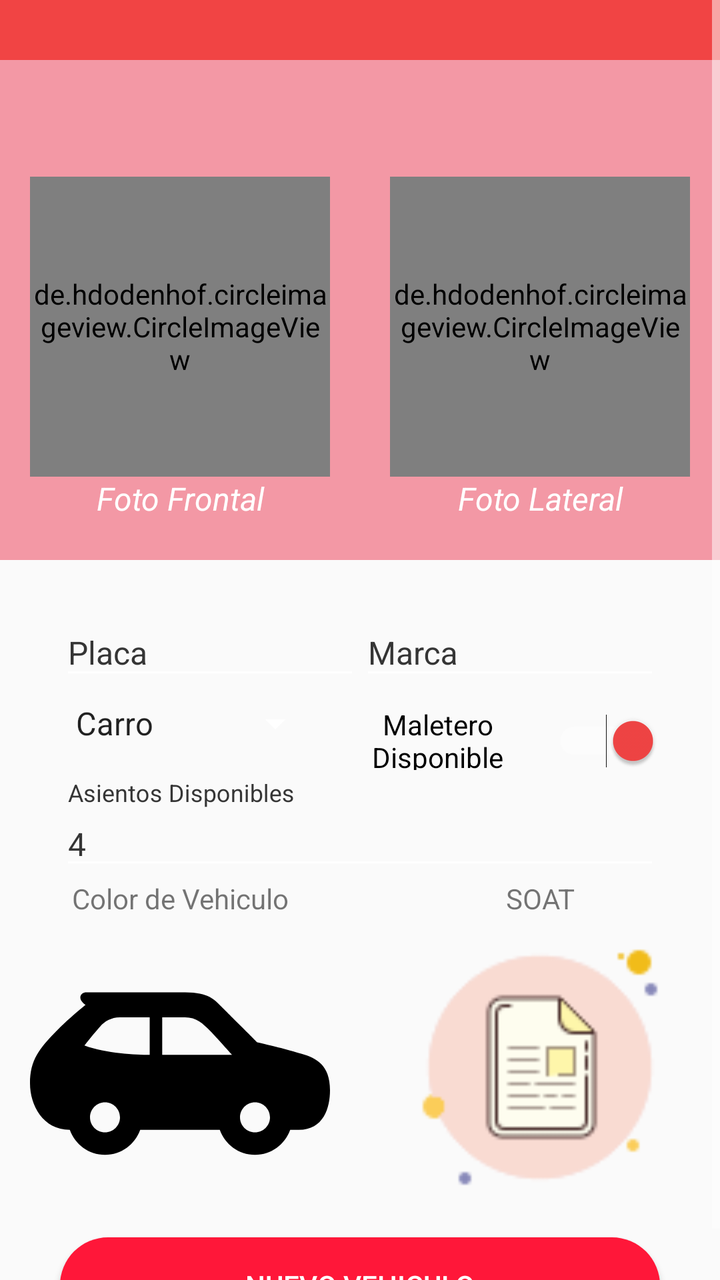
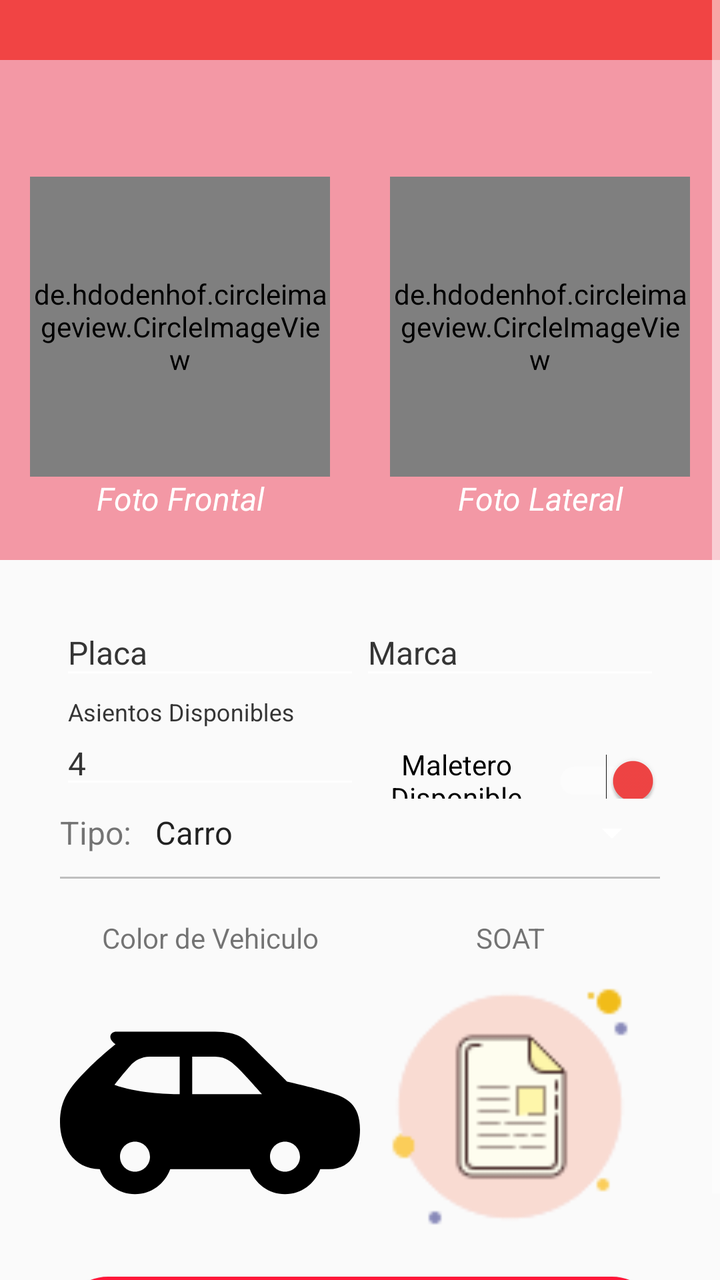

Compare the two renders of this Android layout. The source of the first and the diff that turns it into the second are given below.
<!-- AndroidManifest.xml: application theme Theme.ToonsConductor -->
<!-- res/layout/activity_add_car.xml -->
<?xml version="1.0" encoding="utf-8"?>
<androidx.constraintlayout.widget.ConstraintLayout xmlns:android="http://schemas.android.com/apk/res/android"
    xmlns:app="http://schemas.android.com/apk/res-auto"
    xmlns:tools="http://schemas.android.com/tools"
    android:layout_width="match_parent"
    android:layout_height="match_parent"
    tools:context=".activitys.profileActivity.ProfileActivity">

    <com.google.android.material.appbar.AppBarLayout
        android:layout_width="match_parent"
        android:layout_height="wrap_content">
        <androidx.appcompat.widget.Toolbar
            android:id="@+id/toolbar"
            android:layout_width="match_parent"
            android:layout_height="wrap_content" />
    </com.google.android.material.appbar.AppBarLayout>
    <ScrollView
        android:layout_width="match_parent"
        android:layout_height="match_parent">
        <LinearLayout
            android:layout_width="match_parent"
            android:layout_height="match_parent"
            android:orientation="vertical">
            <FrameLayout
                android:layout_width="match_parent"
                android:layout_marginTop="30dp"
                android:layout_height="250dp">

                <View
                    android:layout_width="match_parent"
                    android:layout_height="match_parent"
                    android:background="@color/red_claro" />

                <LinearLayout
                    android:layout_width="match_parent"
                    android:layout_height="match_parent"
                    android:layout_marginBottom="20dp"
                    android:gravity="bottom"
                    android:layout_gravity="bottom"
                    android:orientation="horizontal">

                    <LinearLayout
                        android:layout_width="wrap_content"
                        android:layout_height="wrap_content"
                        android:layout_weight="1"
                        android:orientation="vertical">

                        <de.hdodenhof.circleimageview.CircleImageView
                            android:id="@+id/circleImageFotoFrontal"
                            android:layout_width="150dp"
                            android:layout_height="150dp"
                            android:src="@drawable/baseline_directions_car_24"
                            app:civ_border_width="3dp"
                            app:civ_border_color="@color/white"
                            android:layout_gravity="bottom|center"
                            />

                        <TextView
                            android:id="@+id/textViewEmail"
                            android:layout_width="match_parent"
                            android:layout_height="wrap_content"
                            android:text="Foto Frontal"
                            android:textColor="@color/white"
                            android:layout_gravity="bottom"
                            android:gravity="center"
                            android:textStyle="italic"
                            android:textSize="16sp" />
                    </LinearLayout>

                    <LinearLayout
                        android:layout_width="wrap_content"
                        android:layout_height="wrap_content"
                        android:layout_weight="1"
                        android:orientation="vertical">

                        <de.hdodenhof.circleimageview.CircleImageView
                            android:id="@+id/circleImageFotoLateral"
                            android:layout_width="150dp"
                            android:layout_height="150dp"
                            android:src="@drawable/ic_paralel_car_write"
                            app:civ_border_width="3dp"
                            app:civ_border_color="@color/white"
                            android:layout_gravity="bottom|center"
                            />

                        <TextView
                            android:layout_width="match_parent"
                            android:layout_height="wrap_content"
                            android:text="Foto Lateral"
                            android:textColor="@color/white"
                            android:layout_gravity="bottom"
                            android:gravity="center"
                            android:textStyle="italic"
                            android:textSize="16sp" />
                    </LinearLayout>

                </LinearLayout>

            </FrameLayout>

            <LinearLayout
                android:layout_width="match_parent"
                android:layout_height="match_parent"
                android:orientation="vertical"
                app:layout_behavior="@string/appbar_scrolling_view_behavior">

                <LinearLayout
                    android:layout_width="match_parent"
                    android:layout_height="wrap_content"
                    android:layout_marginLeft="30dp"
                    android:layout_marginRight="30dp"
                    android:layout_marginTop="15dp"
                    android:orientation="horizontal">


                    <com.google.android.material.textfield.TextInputLayout
                        android:layout_width="wrap_content"
                        android:layout_height="wrap_content"
                        style="@style/EditTextGrey"
                        android:layout_weight="2"
                        app:hintTextColor="@color/grey_dark"
                        app:startIconTint="@color/grey_dark">

                        <com.google.android.material.textfield.TextInputEditText
                            android:id="@+id/textFieldPlaca"
                            android:layout_width="match_parent"
                            android:layout_height="wrap_content"
                            android:hint="Placa"
                            android:textColorHint="@color/grey_dark"
                            android:inputType="textCapWords"
                            android:textSize="16sp"
                            android:textColor="@color/grey_dark" />


                    </com.google.android.material.textfield.TextInputLayout>

                    <com.google.android.material.textfield.TextInputLayout
                        android:layout_width="wrap_content"
                        android:layout_height="wrap_content"
                        style="@style/EditTextGrey"
                        android:layout_weight="2"
                        app:hintTextColor="@color/grey_dark"
                        app:startIconTint="@color/grey_dark">

                        <com.google.android.material.textfield.TextInputEditText
                            android:id="@+id/textFielMarca"
                            android:layout_width="match_parent"
                            android:layout_height="wrap_content"
                            android:hint="Marca"
                            android:textColorHint="@color/grey_dark"
                            android:inputType="textCapWords"
                            android:textSize="16sp"
                            android:textColor="@color/grey_dark" />
                    </com.google.android.material.textfield.TextInputLayout>

                </LinearLayout>

                <LinearLayout
                    android:layout_width="match_parent"
                    android:layout_height="wrap_content"
                    android:layout_marginLeft="30dp"
                    android:layout_marginRight="30dp"
                    android:layout_marginTop="5dp"
                    android:orientation="horizontal">





                    <Spinner
                        android:id="@+id/spinner"
                        android:layout_weight="1"
                        android:layout_width="wrap_content"
                        android:entries="@array/tipoVehiculos"
                        android:layout_height="wrap_content" />

                    <Switch
                        android:id="@+id/switchMaletero"
                        android:checked="true"
                        android:layout_weight="1"
                        android:gravity="center"
                        android:layout_width="wrap_content"
                        android:layout_height="wrap_content"
                        android:thumbTint="@color/colorThumb"
                        android:text="Maletero Disponible" />

                </LinearLayout>


                <com.google.android.material.textfield.TextInputLayout
                    android:layout_width="match_parent"
                    android:layout_height="wrap_content"
                    style="@style/EditTextGrey"
                    android:layout_marginLeft="30dp"
                    android:layout_marginRight="30dp"
                    android:layout_marginTop="5dp"
                    app:hintTextColor="@color/grey_dark"
                    app:startIconTint="@color/grey_dark">

                    <com.google.android.material.textfield.TextInputEditText
                        android:id="@+id/textFielAsisentos"
                        android:layout_width="match_parent"
                        android:layout_height="wrap_content"
                        android:hint="Asientos Disponibles"
                        android:textColorHint="@color/grey_dark"
                        android:inputType="number"
                        android:text="4"
                        android:textSize="16sp"
                        android:textColor="@color/grey_dark" />
                </com.google.android.material.textfield.TextInputLayout>



                <LinearLayout
                    android:layout_width="match_parent"
                    android:layout_height="match_parent"
                    android:orientation="horizontal">

                    <LinearLayout
                        android:layout_width="wrap_content"
                        android:layout_height="wrap_content"
                        android:layout_weight="1"
                        android:orientation="vertical">

                        <TextView

                            android:gravity="center"
                            android:layout_width="match_parent"
                            android:layout_height="wrap_content"
                            android:text="@string/ColorVehiculo" />

                        <ImageView
                            android:layout_gravity="center"
                            android:id="@+id/imageView_car_color"
                            android:layout_width="150dp"
                            android:layout_height="150dp"
                            app:srcCompat="@drawable/ic_paralel_car" />
                    </LinearLayout>

                    <LinearLayout
                        android:layout_width="wrap_content"
                        android:layout_height="wrap_content"
                        android:layout_weight="1"
                        android:orientation="vertical">

                        <TextView
                            android:layout_gravity="center"
                            android:gravity="center"

                            android:layout_width="match_parent"
                            android:layout_height="wrap_content"
                            android:text="SOAT" />

                        <ImageView
                            android:id="@+id/imageView_document_SOAT"
                            android:layout_gravity="center"
                            android:layout_width="150dp"
                            android:layout_height="150dp"
                            app:srcCompat="@drawable/ic_document" />
                    </LinearLayout>


                </LinearLayout>

            </LinearLayout>

            <Button
                android:id="@+id/btnUpdate"
                android:layout_width="match_parent"
                android:layout_height="wrap_content"
                android:layout_marginRight="30dp"
                android:layout_marginLeft="30dp"
                android:text="nuevo vehiculo"
                android:layout_marginTop="10dp"
                android:background="@drawable/rounded_button"
                android:textColor="@color/white" />

        </LinearLayout>


    </ScrollView>



</androidx.constraintlayout.widget.ConstraintLayout>
<!-- resources referenced by this layout -->
<resources>
  <array name="tipoVehiculos">
          <item>Carro</item>
          <item>Moto</item>
          <item>Camioneta</item>
          <item>Bus</item>
      </array>
  <color name="colorThumb">#EEF13737</color>
  <color name="grey_dark">#353535</color>
  <color name="red_claro">#F398A5</color>
  <color name="white">#FFFFFFFF</color>
  <!-- drawable baseline_directions_car_24 (drawable) -->
  <vector android:height="24dp" android:tint="#FFFFFF"
      android:viewportHeight="24" android:viewportWidth="24"
      android:width="24dp" xmlns:android="http://schemas.android.com/apk/res/android">
      <path android:fillColor="@android:color/white" android:pathData="M18.92,6.01C18.72,5.42 18.16,5 17.5,5h-11c-0.66,0 -1.21,0.42 -1.42,1.01L3,12v8c0,0.55 0.45,1 1,1h1c0.55,0 1,-0.45 1,-1v-1h12v1c0,0.55 0.45,1 1,1h1c0.55,0 1,-0.45 1,-1v-8l-2.08,-5.99zM6.5,16c-0.83,0 -1.5,-0.67 -1.5,-1.5S5.67,13 6.5,13s1.5,0.67 1.5,1.5S7.33,16 6.5,16zM17.5,16c-0.83,0 -1.5,-0.67 -1.5,-1.5s0.67,-1.5 1.5,-1.5 1.5,0.67 1.5,1.5 -0.67,1.5 -1.5,1.5zM5,11l1.5,-4.5h11L19,11L5,11z"/>
  </vector>
  <!-- drawable rounded_button (drawable) -->
  <?xml version="1.0" encoding="utf-8"?>
  <shape
      xmlns:android="http://schemas.android.com/apk/res/android">
  
      <corners android:radius="50dp" />
      <solid android:color="@color/red" />
  
  </shape>
  <string name="ColorVehiculo">Color de Vehiculo</string>
  <style name="EditTextGrey" parent="TextAppearance.AppCompat">
          <item name="colorControlNormal">@color/grey_dark</item>
          <item name="colorControlActivated">@color/grey_dark</item>
          <item name="colorControlHighlight">@color/grey_dark</item>
          <item name="android:textColorHint">@color/grey_dark</item>
          <item name="colorAccent">@color/grey_dark</item>
          <item name="android:textColorPrimary">@color/grey_dark</item>
          <item name="colorSecondary">@color/grey_dark</item>
          <item name="colorOnPrimary">@color/grey_dark</item>
      </style>
  <style name="Theme.ToonsConductor" parent="Base.Theme.ToonsConductor" />
  <color name="red">#FF1739</color>
  <style name="Base.Theme.ToonsConductor" parent="Theme.AppCompat.Light.NoActionBar">
          
          <item name="colorPrimary">@color/rojo</item>
          <item name="colorPrimaryVariant">@color/white</item>
          <item name="colorOnPrimary">@color/white</item>
          
          <item name="colorSecondary">@color/black</item>
          <item name="colorSecondaryVariant">@color/rojo</item>
          <item name="colorOnSecondary">@color/black</item>
  
          <item name="android:statusBarColor">?attr/colorPrimary</item>
          <item name="colorControlNormal">@color/white</item>
          <item name="colorControlActivated">@color/white</item>
          <item name="colorControlHighlight">@color/white</item>
          <item name="android:textColorHint">@color/white</item>
          <item name="android:progressBarStyle">@style/CustomProgressBar</item>
  
      </style>
  <color name="rojo">#EEF13737</color>
  <color name="black">#FF000000</color>
  <style name="CustomProgressBar" parent="@android:style/Widget.ProgressBar">
          <item name="android:backgroundTint">@color/red</item>
      </style>
  <!-- unchanged entries left out for length: 3 -->
</resources>

<!-- the commit's change to res/layout/activity_add_car.xml (unified diff, before → after) -->
@@ -165,14 +165,25 @@
 
 
 
-
-
-                    <Spinner
-                        android:id="@+id/spinner"
-                        android:layout_weight="1"
-                        android:layout_width="wrap_content"
-                        android:entries="@array/tipoVehiculos"
-                        android:layout_height="wrap_content" />
+                    <com.google.android.material.textfield.TextInputLayout
+                        android:layout_width="150dp"
+                        android:layout_height="wrap_content"
+                        style="@style/EditTextGrey"
+                        app:hintTextColor="@color/grey_dark"
+                        app:startIconTint="@color/grey_dark">
+
+                        <com.google.android.material.textfield.TextInputEditText
+                            android:id="@+id/textFielAsisentos"
+                            android:layout_width="match_parent"
+                            android:layout_height="wrap_content"
+                            android:hint="Asientos Disponibles"
+                            android:textColorHint="@color/grey_dark"
+                            android:inputType="number"
+                            android:text="4"
+                            android:textSize="16sp"
+                            android:textColor="@color/grey_dark" />
+                    </com.google.android.material.textfield.TextInputLayout>
+
 
                     <Switch
                         android:id="@+id/switchMaletero"
@@ -187,33 +198,45 @@
                 </LinearLayout>
 
 
-                <com.google.android.material.textfield.TextInputLayout
-                    android:layout_width="match_parent"
-                    android:layout_height="wrap_content"
-                    style="@style/EditTextGrey"
+             <LinearLayout
+                 android:layout_width="match_parent"
+                 android:layout_height="wrap_content"
+                 android:layout_marginLeft="30dp"
+                 android:layout_marginRight="30dp"
+                 android:layout_marginTop="5dp"
+                 android:orientation="horizontal">
+
+                 <TextView
+                     android:layout_width="wrap_content"
+                     android:layout_height="wrap_content"
+                     android:text="Tipo: "
+                     android:layout_gravity="center"
+                     android:gravity="center"
+                     android:textSize="16sp" />
+
+                 <Spinner
+                     android:id="@+id/spinner"
+                     android:layout_weight="1"
+                     android:layout_width="wrap_content"
+                     android:entries="@array/tipoVehiculos"
+                     android:layout_height="wrap_content" />
+             </LinearLayout>
+
+                <View
+                    android:layout_width="match_parent"
+                    android:layout_height="1dp"
+                    android:background="@color/grey"
+                    android:layout_marginTop="10dp"
                     android:layout_marginLeft="30dp"
                     android:layout_marginRight="30dp"
+                    android:layout_marginBottom="15dp"/>
+
+                <LinearLayout
+                    android:layout_width="match_parent"
+                    android:layout_height="match_parent"
                     android:layout_marginTop="5dp"
-                    app:hintTextColor="@color/grey_dark"
-                    app:startIconTint="@color/grey_dark">
-
-                    <com.google.android.material.textfield.TextInputEditText
-                        android:id="@+id/textFielAsisentos"
-                        android:layout_width="match_parent"
-                        android:layout_height="wrap_content"
-                        android:hint="Asientos Disponibles"
-                        android:textColorHint="@color/grey_dark"
-                        android:inputType="number"
-                        android:text="4"
-                        android:textSize="16sp"
-                        android:textColor="@color/grey_dark" />
-                </com.google.android.material.textfield.TextInputLayout>
-
-
-
-                <LinearLayout
-                    android:layout_width="match_parent"
-                    android:layout_height="match_parent"
+                    android:layout_marginLeft="30dp"
+                    android:layout_marginRight="30dp"
                     android:orientation="horizontal">
 
                     <LinearLayout
<!-- resource entries referenced after the edit -->
@@ -7,6 +7,7 @@
           <item>Bus</item>
       </array>
   <color name="colorThumb">#EEF13737</color>
+  <color name="grey">#BFBFBF</color>
   <color name="grey_dark">#353535</color>
   <color name="red_claro">#F398A5</color>
   <color name="white">#FFFFFFFF</color>
